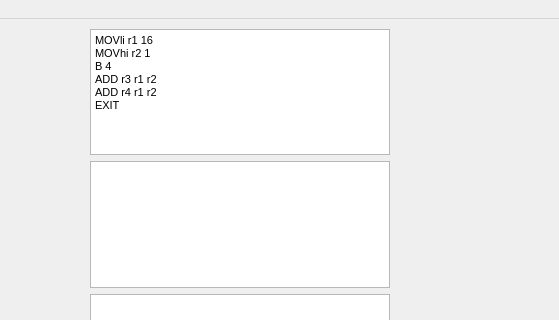
Old version of the form mainwindow.ui in the repository lisitsynSA/simulator; both pictures show x 87 to 646 and y 0 to 320 of the 646 by 474 pixel window.
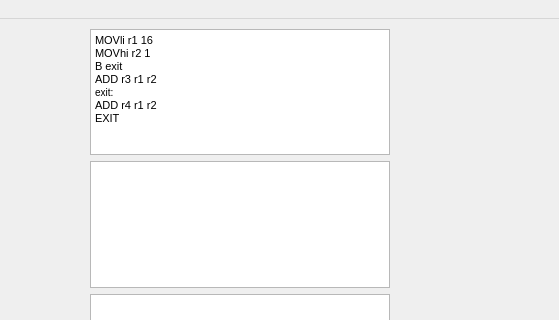
New version of the form.

Commit message: [CPU] Add labels and branch instruction

Patch:
```diff
--- a/mainwindow.ui
+++ b/mainwindow.ui
@@ -39,8 +39,9 @@
 &lt;/style&gt;&lt;/head&gt;&lt;body style=&quot; font-family:'MS Shell Dlg 2'; font-size:7.8pt; font-weight:400; font-style:normal;&quot;&gt;
 &lt;p style=&quot; margin-top:0px; margin-bottom:0px; margin-left:0px; margin-right:0px; -qt-block-indent:0; text-indent:0px;&quot;&gt;&lt;span style=&quot; font-size:8pt;&quot;&gt;MOVli r1 16&lt;/span&gt;&lt;/p&gt;
 &lt;p style=&quot; margin-top:0px; margin-bottom:0px; margin-left:0px; margin-right:0px; -qt-block-indent:0; text-indent:0px;&quot;&gt;&lt;span style=&quot; font-size:8pt;&quot;&gt;MOVhi r2 1&lt;/span&gt;&lt;/p&gt;
-&lt;p style=&quot; margin-top:0px; margin-bottom:0px; margin-left:0px; margin-right:0px; -qt-block-indent:0; text-indent:0px;&quot;&gt;&lt;span style=&quot; font-size:8pt;&quot;&gt;B 4&lt;/span&gt;&lt;/p&gt;
+&lt;p style=&quot; margin-top:0px; margin-bottom:0px; margin-left:0px; margin-right:0px; -qt-block-indent:0; text-indent:0px;&quot;&gt;&lt;span style=&quot; font-size:8pt;&quot;&gt;B exit&lt;/span&gt;&lt;/p&gt;
 &lt;p style=&quot; margin-top:0px; margin-bottom:0px; margin-left:0px; margin-right:0px; -qt-block-indent:0; text-indent:0px;&quot;&gt;&lt;span style=&quot; font-size:8pt;&quot;&gt;ADD r3 r1 r2&lt;/span&gt;&lt;/p&gt;
+&lt;p style=&quot; margin-top:0px; margin-bottom:0px; margin-left:0px; margin-right:0px; -qt-block-indent:0; text-indent:0px;&quot;&gt;exit:&lt;/p&gt;
 &lt;p style=&quot; margin-top:0px; margin-bottom:0px; margin-left:0px; margin-right:0px; -qt-block-indent:0; text-indent:0px;&quot;&gt;&lt;span style=&quot; font-size:8pt;&quot;&gt;ADD r4 r1 r2&lt;/span&gt;&lt;/p&gt;
 &lt;p style=&quot; margin-top:0px; margin-bottom:0px; margin-left:0px; margin-right:0px; -qt-block-indent:0; text-indent:0px;&quot;&gt;&lt;span style=&quot; font-size:8pt;&quot;&gt;EXIT&lt;/span&gt;&lt;/p&gt;&lt;/body&gt;&lt;/html&gt;</string>
        </property>
```
The commit also changes 4 other files.
